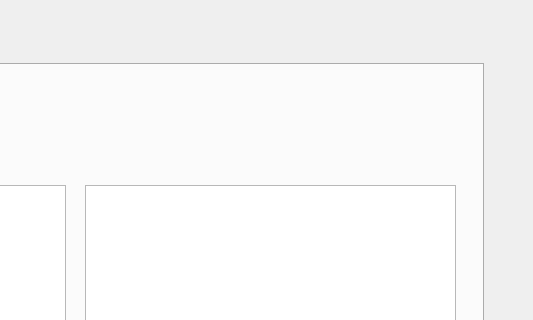
The window that mainwindow.ui (AlexDev404/GUIFinalProject) describes before a commit, drawn with Qt 5; both pictures show x 697 to 1230 and y 179 to 499 of the 1230 by 747 pixel window.
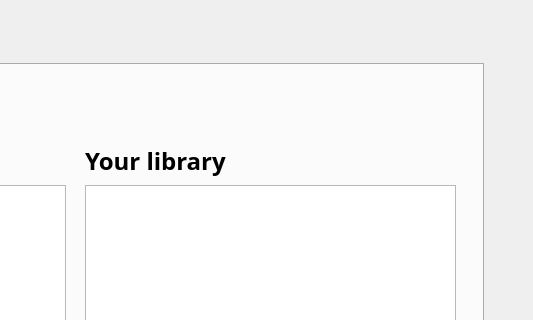
The same window after the commit. The open tabs and pages were chosen to show the change. Icons and pictures are not drawn.

Diff of the .ui file:
```diff
--- a/mainwindow.ui
+++ b/mainwindow.ui
@@ -827,6 +827,29 @@
          <string>Playlist Name</string>
         </property>
        </widget>
+       <widget class="QLabel" name="label_fp_10">
+        <property name="geometry">
+         <rect>
+          <x>410</x>
+          <y>80</y>
+          <width>311</width>
+          <height>31</height>
+         </rect>
+        </property>
+        <property name="font">
+         <font>
+          <family>Work Sans</family>
+          <pointsize>18</pointsize>
+          <bold>true</bold>
+         </font>
+        </property>
+        <property name="text">
+         <string>Your library</string>
+        </property>
+        <property name="alignment">
+         <set>Qt::AlignLeading|Qt::AlignLeft|Qt::AlignVCenter</set>
+        </property>
+       </widget>
       </widget>
      </widget>
      <widget class="QLabel" name="label_fp_1">
```
Left out of the diff: 52 changed lines with no effect on the pictures.
